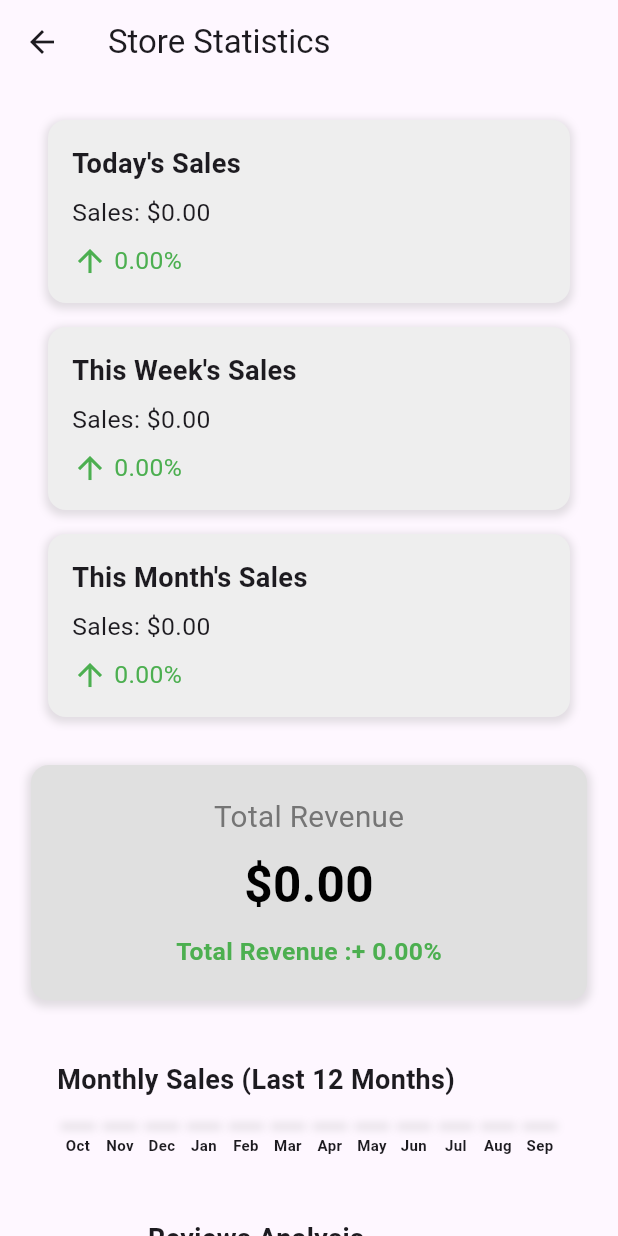
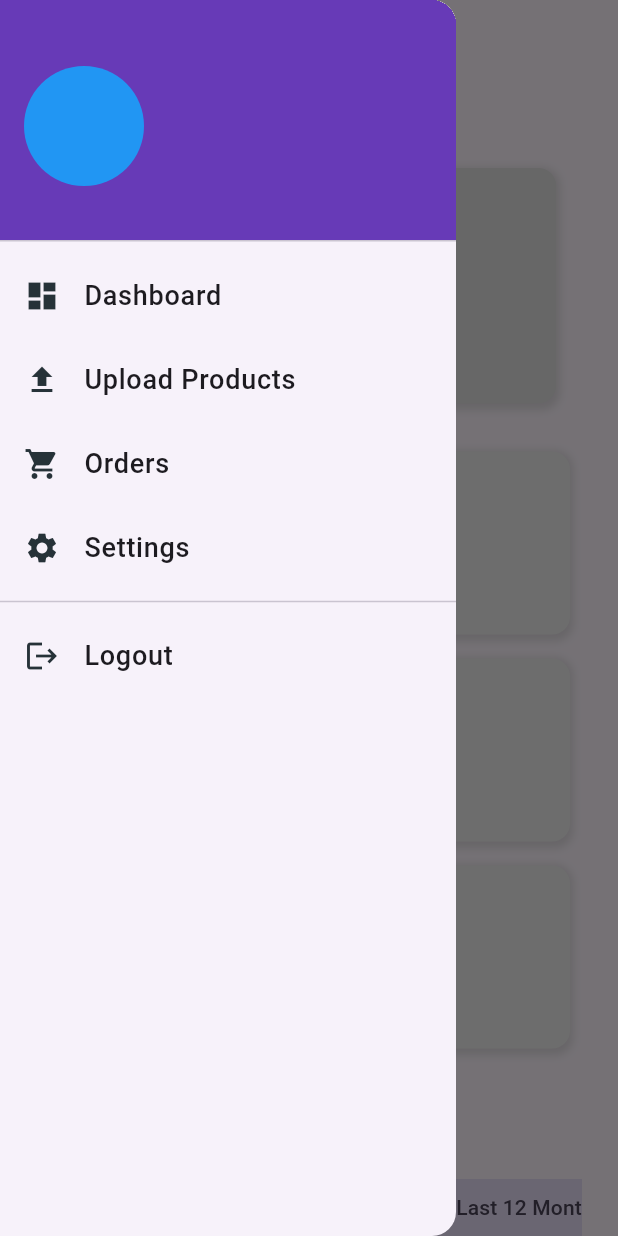
Before and after one commit to AsherAyub80/admin_for_ecommerceapp, a Flutter app: the DashboardScreen screen opened directly, with the side drawer open (before the commit the screen has no drawer), on a phone screen of 412 x 824 dp. Run offline on Flutter 3.47's test engine with Material 3 defaults, Android fonts, the phone set to English and light mode, and no system bars; our stand-ins replace cloud_firestore, firebase_auth, firebase_core, firebase_storage, fl_chart, flutter_colorpicker and 2 more; accounts and stored records are empty; network calls fail.

Commit message:
drawer added

```diff
--- /dev/null
+++ b/lib/Widget/custom_drawer.dart
@@ -0,0 +1,143 @@
+import 'package:ecommerceadmin/auth/auth_gate.dart';
+import 'package:ecommerceadmin/auth/auth_provider.dart';
+import 'package:ecommerceadmin/upload_screen.dart';
+import 'package:flutter/material.dart';
+import 'package:ecommerceadmin/screens/dashboard_screen.dart';
+import 'package:provider/provider.dart';
+
+class CustomDrawer extends StatelessWidget {
+  String storeName;
+  String email;
+
+  CustomDrawer({super.key, this.storeName = '', this.email = ''});
+
+  @override
+  Widget build(BuildContext context) {
+    return Drawer(
+      child: Column(
+        children: [
+          // Header Section
+          DrawerHeader(
+            decoration: BoxDecoration(
+              color: Colors.deepPurple,
+            ),
+            child: Row(
+              children: [
+                CircleAvatar(
+                  radius: 40,
+                  backgroundColor: Colors.blue,
+                ),
+                SizedBox(width: 16),
+                Column(
+                  crossAxisAlignment: CrossAxisAlignment.start,
+                  mainAxisAlignment: MainAxisAlignment.center,
+                  children: [
+                    Text(
+                      storeName,
+                      style: TextStyle(
+                        color: Colors.white,
+                        fontSize: 20,
+                        fontWeight: FontWeight.bold,
+                      ),
+                    ),
+                    SizedBox(height: 4),
+                    Text(
+                      email,
+                      style: TextStyle(
+                        color: Colors.white70,
+                        fontSize: 16,
+                      ),
+                    ),
+                  ],
+                ),
+              ],
+            ),
+          ),
+          // Drawer Items
+          Expanded(
+            child: ListView(
+              padding: EdgeInsets.zero,
+              children: [
+                _buildDrawerItem(
+                  Icons.dashboard,
+                  'Dashboard',
+                  context,
+                  () => Navigator.push(
+                    context,
+                    MaterialPageRoute(builder: (context) => DashboardScreen()),
+                  ),
+                ),
+                _buildDrawerItem(
+                  Icons.upload,
+                  'Upload Products',
+                  context,
+                  () => Navigator.push(
+                    context,
+                    MaterialPageRoute(builder: (context) => UploadScreen()),
+                  ),
+                ),
+                _buildDrawerItem(
+                  Icons.shopping_cart,
+                  'Orders',
+                  context,
+                  () => Navigator.push(
+                    context,
+                    MaterialPageRoute(builder: (context) => DashboardScreen()),
+                  ),
+                ),
+                _buildDrawerItem(
+                  Icons.settings,
+                  'Settings',
+                  context,
+                  () => Navigator.push(
+                    context,
+                    MaterialPageRoute(builder: (context) => DashboardScreen()),
+                  ),
+                ),
+                Divider(),
+                _buildDrawerItem(
+                  Icons.logout,
+                  'Logout',
+                  context,
+                  () async {
+                    final provider =
+                        Provider.of<AuthProviders>(context, listen: false);
+
+                    try {
+                      await provider.signOut();
+                      Navigator.pushReplacement(context,
+                          MaterialPageRoute(builder: (context) => AuthGate()));
+                    } catch (e) {
+                      ScaffoldMessenger.of(context).showSnackBar(
+                        SnackBar(content: Text('Sign out failed: $e')),
+                      );
+                    }
+                  },
+                ),
+              ],
+            ),
+          ),
+        ],
+      ),
+    );
+  }
+
+  Widget _buildDrawerItem(
+    IconData icon,
+    String title,
+    BuildContext context,
+    VoidCallback onTap,
+  ) {
+    return ListTile(
+      leading: Icon(icon, color: Colors.blueGrey[900]),
+      title: Text(
+        title,
+        style: TextStyle(
+          fontSize: 18,
+          fontWeight: FontWeight.w500,
+        ),
+      ),
+      onTap: onTap,
+    );
+  }
+}
--- a/lib/Widget/monthly_graph.dart
+++ b/lib/Widget/monthly_graph.dart
@@ -2,20 +2,53 @@ import 'package:ecommerceadmin/provider/store_statics_provider.dart';
 import 'package:flutter/material.dart';
 import 'package:provider/provider.dart';
 
-class MonthlySalesGraph extends StatelessWidget {
+class MonthlySalesGraph extends StatefulWidget {
+  @override
+  _MonthlySalesGraphState createState() => _MonthlySalesGraphState();
+}
+
+class _MonthlySalesGraphState extends State<MonthlySalesGraph> {
+  String _selectedRange = 'Last 12 Months'; // Default selection
+
   @override
   Widget build(BuildContext context) {
     final statsProvider = Provider.of<StoreStaticsProvider>(context);
-    final last12MonthsSales = statsProvider.last12MonthsSales;
+    List<double> salesData;
+    List<String> labels;
 
-    if (last12MonthsSales.isEmpty) {
+    switch (_selectedRange) {
+      case 'Last 7 Days':
+        salesData = statsProvider.last7DaysSales;
+        labels = List.generate(7, (index) {
+          final date = DateTime.now().subtract(Duration(days: 6 - index));
+          return _getDateLabel(date);
+        }).toList();
+        break;
+      case 'Last 30 Days':
+        salesData = statsProvider.last30DaysSales;
+        labels = List.generate(30, (index) {
+          final date = DateTime.now().subtract(Duration(days: 29 - index));
+          return _getDateLabel(date);
+        }).toList();
+        break;
+      case 'Last 12 Months':
+      default:
+        salesData = statsProvider.last12MonthsSales;
+        labels = List.generate(12, (index) {
+          final monthDate =
+              DateTime.now().subtract(Duration(days: 30 * (11 - index)));
+          return _getMonthName(monthDate.month);
+        }).toList();
+        break;
+    }
+
+    if (salesData.isEmpty) {
       return Center(child: Text('No data available.'));
     }
 
-    final minSales = last12MonthsSales.reduce((a, b) => a < b ? a : b);
-    final maxSales = last12MonthsSales.reduce((a, b) => a > b ? a : b);
+    final double maxSales = salesData.reduce((a, b) => a > b ? a : b);
+    // final double minSales = salesData.reduce((a, b) => a < b ? a : b);
 
-    // Define a list of fixed colors
     final List<Color> colors = [
       Colors.blue,
       Colors.green,
@@ -28,15 +61,10 @@ class MonthlySalesGraph extends StatelessWidget {
       Colors.indigo,
       Colors.lime,
       Colors.deepOrange,
-      Colors.pink
+      Colors.pink,
     ];
 
-    // Generate the list of months for the last 12 months in reverse order
-    final List<String> reversedMonths = List.generate(12, (index) {
-      final monthDate =
-          DateTime.now().subtract(Duration(days: 30 * (11 - index)));
-      return _getMonthName(monthDate.month);
-    });
+    // final bool is30Days = _selectedRange == 'Last 30 Days';
 
     return Padding(
       padding: const EdgeInsets.all(8.0),
@@ -44,35 +72,71 @@ class MonthlySalesGraph extends StatelessWidget {
         crossAxisAlignment: CrossAxisAlignment.start,
         children: [
           Text(
-            'Monthly Sales (Last 12 Months)',
+            'Sales Data (${_selectedRange})',
             style: TextStyle(fontWeight: FontWeight.bold, fontSize: 18),
           ),
           SizedBox(height: 16),
-          LayoutBuilder(
+          // Time Range Selector
+          SingleChildScrollView(
+            scrollDirection: Axis.horizontal,
+            child: SizedBox(
+              width: 400,
+              child: Row(
+                mainAxisAlignment: MainAxisAlignment.spaceAround,
+                children: ['Last 7 Days', 'Last 30 Days', 'Last 12 Months']
+                    .map((range) {
+                  return ChoiceChip(
+                    label: Text(range),
+                    selected: _selectedRange == range,
+                    onSelected: (selected) {
+                      if (selected) {
+                        setState(() {
+                          _selectedRange = range;
+                        });
+                      }
+                    },
+                  );
+                }).toList(),
+              ),
+            ),
+          ),
+          SizedBox(height: 16),
+          SingleChildScrollView(
+            scrollDirection: Axis.horizontal,
+            child: ConstrainedBox(
+              constraints: BoxConstraints(
+                maxWidth: double.infinity,
+              ),
+              child: LayoutBuilder(
                 builder: (context, constraints) {
-              final fixedBarWidth = 20.0; // Thinner width for each bar
-              final maxBarHeight = 200.0; // Maximum height for a bar
-              final dateLineHeight = 20.0; // Height for the date line
+                  final double barWidth =
+                      24.0; // Consistent bar width for all ranges
+                  final double maxBarHeight = 200.0; // Maximum height for a bar
+                  final double dateLineHeight =
+                      20.0; // Height for the date line
+                  // final double chartWidth = is30Days
+                  //     ? constraints.maxWidth // Use the full width for 30 days
+                  //     : constraints.maxWidth *
+                  //         1.5; // Adjust chart width for 12 months
 
-              return SingleChildScrollView(
-                scrollDirection: Axis.horizontal,
-                child: Row(
+                  return Row(
                     crossAxisAlignment: CrossAxisAlignment.end,
-                  children: List.generate(last12MonthsSales.length, (index) {
-                    final sales = last12MonthsSales[index];
-                    final monthName = reversedMonths[index];
+                    children: List.generate(salesData.length, (index) {
+                      final sales = salesData[index];
+                      final label = labels[index];
 
                       // Calculate bar height as a percentage of the maxBarHeight
                       final barHeight = maxSales > 0
                           ? (sales / maxSales) * maxBarHeight
-                        : 0; // Ensure height is 0 if maxSales is 0
+                          : 2.0;
 
                       // Get a color for the bar based on index
                       final color = colors[index % colors.length];
 
                       return Container(
-                      width: fixedBarWidth,
-                      margin: EdgeInsets.symmetric(horizontal: 4.0),
+                        width: barWidth,
+                        margin: EdgeInsets.symmetric(
+                            horizontal: 4.0), // Adjust horizontal margin
                         child: Column(
                           mainAxisAlignment: MainAxisAlignment.end,
                           children: [
@@ -81,10 +145,10 @@ class MonthlySalesGraph extends StatelessWidget {
                               alignment: Alignment.bottomCenter,
                               children: [
                                 Container(
-                                width: fixedBarWidth,
+                                  width: barWidth,
                                   height: barHeight.toDouble(),
                                   decoration: BoxDecoration(
-                                  color: color, // Use fixed color
+                                    color: color,
                                     borderRadius: BorderRadius.circular(4.0),
                                     boxShadow: [
                                       BoxShadow(
@@ -98,17 +162,21 @@ class MonthlySalesGraph extends StatelessWidget {
                                 ),
                                 if (sales > 0)
                                   Positioned(
-                                  bottom: barHeight.toDouble() +
-                                      7, // Position above the bar
+                                    bottom:
+                                        barHeight / 2 - 10, // Center vertically
                                     child: Container(
-                                    width: fixedBarWidth + 200,
+                                      width: barWidth +
+                                          20, // Ensure width for text
                                       alignment: Alignment.center,
+                                      child: Transform.rotate(
+                                        angle: -1.5708,
                                         child: Text(
                                           '\$${sales.toStringAsFixed(2)}',
                                           style: TextStyle(
-                                        fontSize: 10, // Smaller font size
+                                            fontSize: 10,
                                             fontWeight: FontWeight.bold,
-                                        color: Colors.black,
+                                            color: Colors.white,
+                                          ),
                                         ),
                                       ),
                                     ),
@@ -117,14 +185,14 @@ class MonthlySalesGraph extends StatelessWidget {
                             ),
                             SizedBox(height: 4),
                             Container(
-                            width: fixedBarWidth,
+                              width: barWidth,
                               height: dateLineHeight,
                               alignment: Alignment.center,
                               child: Text(
-                              monthName,
+                                label,
                                 textAlign: TextAlign.center,
                                 style: TextStyle(
-                                fontSize: 10, // Smaller font size
+                                  fontSize: 10,
                                   fontWeight: FontWeight.bold,
                                 ),
                               ),
@@ -133,13 +201,18 @@ class MonthlySalesGraph extends StatelessWidget {
                         ),
                       );
                     }),
-                ),
                   );
                 },
+              ),
+            ),
           ),
         ],
       ),
     );
+  }
+
+  String _getDateLabel(DateTime date) {
+    return '${date.day}/${date.month}';
   }
 
   String _getMonthName(int month) {
--- a/lib/main.dart
+++ b/lib/main.dart
@@ -1,7 +1,7 @@
+import 'package:ecommerceadmin/auth/auth_gate.dart';
 import 'package:ecommerceadmin/auth/auth_provider.dart';
 import 'package:ecommerceadmin/firebase_options.dart';
 import 'package:ecommerceadmin/provider/store_statics_provider.dart';
-import 'package:ecommerceadmin/screens/sign_in.dart';
 import 'package:firebase_core/firebase_core.dart';
 import 'package:flutter/material.dart';
 import 'package:provider/provider.dart';
@@ -25,9 +25,9 @@ class MyApp extends StatelessWidget {
         ChangeNotifierProvider(create: (_) => AuthProviders()),
         ChangeNotifierProvider(create: (_) => StoreStaticsProvider())
       ],
-      child: MaterialApp(
+      child: const MaterialApp(
         debugShowCheckedModeBanner: false,
-        home: AdminSignIn(),
+        home: AuthGate(),
       ),
     );
   }
--- a/lib/screens/dashboard_screen.dart
+++ b/lib/screens/dashboard_screen.dart
@@ -1,11 +1,45 @@
+import 'package:ecommerceadmin/Widget/custom_drawer.dart';
 import 'package:ecommerceadmin/Widget/monthly_graph.dart';
 import 'package:flutter/material.dart';
+import 'package:font_awesome_flutter/font_awesome_flutter.dart';
 import 'package:provider/provider.dart';
 import 'package:fl_chart/fl_chart.dart';
 import 'package:ecommerceadmin/auth/auth_provider.dart';
 import 'package:ecommerceadmin/provider/store_statics_provider.dart';
 
-class DashboardScreen extends StatelessWidget {
+class DashboardScreen extends StatefulWidget {
+  DashboardScreen({
+    super.key,
+  });
+
+  @override
+  State<DashboardScreen> createState() => _DashboardScreenState();
+}
+
+class _DashboardScreenState extends State<DashboardScreen> {
+  final GlobalKey<ScaffoldState> _scaffoldKey = GlobalKey<ScaffoldState>();
+  String? _storeName;
+
+  Future<void> _fetchStoreName() async {
+    try {
+      final authProviders = Provider.of<AuthProviders>(context, listen: false);
+      await authProviders.fetchUserDetails();
+      setState(() {
+        _storeName = authProviders.storeName;
+      });
+    } catch (e) {
+      ScaffoldMessenger.of(context).showSnackBar(
+        SnackBar(content: Text('Failed to fetch store details: $e')),
+      );
+    }
+  }
+
+  @override
+  void initState() {
+    super.initState();
+    _fetchStoreName();
+  }
+
   @override
   Widget build(BuildContext context) {
     final height = MediaQuery.of(context).size.height;
@@ -13,18 +47,39 @@ class DashboardScreen extends StatelessWidget {
     final isWideScreen = width > 800; // Define what constitutes a "wide" screen
 
     final storeId = Provider.of<AuthProviders>(context).storeId;
+    final storeName = Provider.of<AuthProviders>(context).storeName;
+    final storeEmail = Provider.of<AuthProviders>(context);
+    final email = storeEmail.user?.email ?? 'unknown';
+
     final statsProvider = Provider.of<StoreStaticsProvider>(context);
 
     // Fetch statistics when the screen is loaded
+
     if (storeId != null) {
       statsProvider.fetchStatistics(storeId);
     }
 
     return Scaffold(
+      key: _scaffoldKey,
       appBar: AppBar(
-        title: const Text('Store Statistics'),
+        title: const Text(
+          'Dashboard',
+          style: TextStyle(fontWeight: FontWeight.bold),
         ),
-      body: Consumer<StoreStaticsProvider>(
+        centerTitle: true,
+        leading: IconButton(
+          onPressed: () {
+            _scaffoldKey.currentState!.openDrawer();
+          },
+          icon: FaIcon(FontAwesomeIcons.barsStaggered),
+        ),
+      ),
+      drawer: CustomDrawer(
+          storeName: storeName.toString(), email: email.toString()),
+      body: SingleChildScrollView(
+        child: Column(
+          children: [
+            Consumer<StoreStaticsProvider>(
               builder: (context, provider, child) {
                 final salesData = [
                   SalesData('Today', provider.todaySales),
@@ -46,11 +101,18 @@ class DashboardScreen extends StatelessWidget {
                 ];
 
                 return SingleChildScrollView(
-            padding: EdgeInsets.symmetric(horizontal: 16.0, vertical: 24.0),
+                  padding:
+                      EdgeInsets.symmetric(horizontal: 16.0, vertical: 24.0),
                   child: Column(
                     crossAxisAlignment: CrossAxisAlignment.center,
                     children: [
                       // Sales Summary Row
+
+                      SizedBox(height: 32),
+                      buildRevenueContainer(
+                          provider, height, width, isWideScreen),
+                      SizedBox(height: 32),
+
                       LayoutBuilder(
                         builder: (context, constraints) {
                           final itemWidth = isWideScreen
@@ -60,7 +122,8 @@ class DashboardScreen extends StatelessWidget {
 
                           return isWideScreen
                               ? Row(
-                            mainAxisAlignment: MainAxisAlignment.spaceBetween,
+                                  mainAxisAlignment:
+                                      MainAxisAlignment.spaceBetween,
                                   children: [
                                     buildSalesSummaryItem(
                                         'Today\'s Sales',
@@ -109,8 +172,7 @@ class DashboardScreen extends StatelessWidget {
                                 );
                         },
                       ),
-                SizedBox(height: 32),
-                buildRevenueContainer(provider, height, width, isWideScreen),
+
                       SizedBox(height: 32),
                       if (isWideScreen)
                         Row(
@@ -118,8 +180,8 @@ class DashboardScreen extends StatelessWidget {
                           children: [
                             Expanded(child: MonthlySalesGraph()),
                             Expanded(
-                          child:
-                              buildReviewsAnalysis(reviewData, totalReviews)),
+                                child: buildReviewsAnalysis(
+                                    reviewData, totalReviews)),
                           ],
                         )
                       else
@@ -140,7 +202,11 @@ class DashboardScreen extends StatelessWidget {
                 );
               },
             ),
+          ],
+        ),
+      ),
     );
+  }
 }
 
 Widget buildSalesSummaryItem(
@@ -165,8 +231,8 @@ class DashboardScreen extends StatelessWidget {
       children: [
         Text(
           title,
-            style: TextStyle(
-                fontSize: height * 0.022, fontWeight: FontWeight.bold),
+          style:
+              TextStyle(fontSize: height * 0.022, fontWeight: FontWeight.bold),
         ),
         SizedBox(height: 8),
         Text(
@@ -209,7 +275,7 @@ class DashboardScreen extends StatelessWidget {
           ),
         ],
       ),
-        width: isWideScreen ? width * 0.6 : width * 0.9, // Responsive width
+      width: isWideScreen ? width * 0.6 : width * 0.8,
       child: Column(
         mainAxisAlignment: MainAxisAlignment.center,
         children: [
@@ -377,7 +443,6 @@ class DashboardScreen extends StatelessWidget {
     color: value >= 0 ? Colors.green : Colors.red,
   );
 }
-}
 
 class SalesData {
   final String label;
```
Also changed, not shown: lib/Widget/select_sales_graph.dart (added, +75 -0 lines), lib/auth/auth_gate.dart (added, +27 -0 lines), lib/auth/auth_provider.dart (+5 -2 lines), lib/auth/loginorregister.dart (added, +35 -0 lines), lib/provider/store_statics_provider.dart (+76 -27 lines), lib/screens/register_store.dart (+3 -6 lines), lib/screens/store_sign_in.dart (+8 -10 lines), lib/upload_screen.dart (+16 -9 lines). Lines whose indentation alone changed are shown as unchanged.
